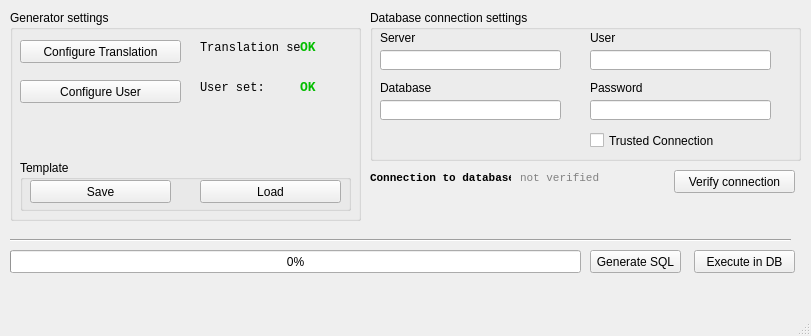
First picture: the form in forms/MainForm.ui, repository greshniksv/PBDatabaseGenerator, before the edit.
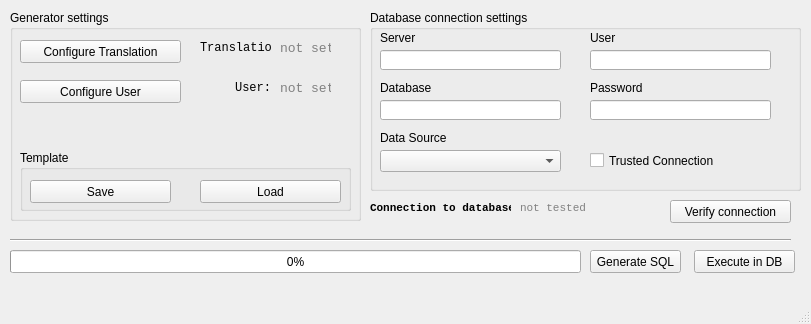
Second picture: the form after the edit.

Patch:
```diff
--- a/forms/MainForm.ui
+++ b/forms/MainForm.ui
@@ -7,7 +7,7 @@
     <x>0</x>
     <y>0</y>
     <width>811</width>
-    <height>336</height>
+    <height>324</height>
    </rect>
   </property>
   <property name="windowTitle">
@@ -72,7 +72,7 @@
       <x>370</x>
       <y>10</y>
       <width>431</width>
-      <height>151</height>
+      <height>181</height>
      </rect>
     </property>
     <property name="title">
@@ -174,7 +174,7 @@
      <property name="geometry">
       <rect>
        <x>220</x>
-       <y>120</y>
+       <y>140</y>
        <width>181</width>
        <height>21</height>
       </rect>
@@ -183,6 +183,29 @@
       <string>Trusted Connection</string>
      </property>
     </widget>
+    <widget class="QComboBox" name="cbDataSources">
+     <property name="geometry">
+      <rect>
+       <x>10</x>
+       <y>140</y>
+       <width>181</width>
+       <height>22</height>
+      </rect>
+     </property>
+    </widget>
+    <widget class="QLabel" name="label_8">
+     <property name="geometry">
+      <rect>
+       <x>10</x>
+       <y>120</y>
+       <width>71</width>
+       <height>16</height>
+      </rect>
+     </property>
+     <property name="text">
+      <string>Data Source</string>
+     </property>
+    </widget>
    </widget>
    <widget class="QGroupBox" name="groupBox_2">
     <property name="geometry">
@@ -201,7 +224,7 @@
       <rect>
        <x>190</x>
        <y>30</y>
-       <width>101</width>
+       <width>71</width>
        <height>16</height>
       </rect>
      </property>
@@ -211,15 +234,15 @@
       </font>
      </property>
      <property name="text">
-      <string>Translation set:</string>
+      <string>Translation:</string>
      </property>
     </widget>
     <widget class="QLabel" name="lblTranslation">
      <property name="geometry">
       <rect>
-       <x>290</x>
+       <x>270</x>
        <y>30</y>
-       <width>31</width>
+       <width>51</width>
        <height>16</height>
       </rect>
      </property>
@@ -230,18 +253,18 @@
       </font>
      </property>
      <property name="styleSheet">
-      <string notr="true">background-color : transparent; color : geen;</string>
+      <string notr="true">color : rgb(129, 129, 129);</string>
      </property>
      <property name="text">
-      <string>&lt;html&gt;&lt;head/&gt;&lt;body&gt;&lt;p&gt;&lt;span style=&quot; font-weight:600; color:#03bd00;&quot;&gt;OK&lt;/span&gt;&lt;/p&gt;&lt;/body&gt;&lt;/html&gt;</string>
+      <string>not set</string>
      </property>
     </widget>
     <widget class="QLabel" name="lblUser">
      <property name="geometry">
       <rect>
-       <x>290</x>
+       <x>270</x>
        <y>70</y>
-       <width>31</width>
+       <width>51</width>
        <height>16</height>
       </rect>
      </property>
@@ -252,18 +275,18 @@
       </font>
      </property>
      <property name="styleSheet">
-      <string notr="true">background-color : transparent; color : geen;</string>
+      <string notr="true">color : rgb(129, 129, 129);</string>
      </property>
      <property name="text">
-      <string>&lt;html&gt;&lt;head/&gt;&lt;body&gt;&lt;p&gt;&lt;span style=&quot; font-weight:600; color:#03bd00;&quot;&gt;OK&lt;/span&gt;&lt;/p&gt;&lt;/body&gt;&lt;/html&gt;</string>
+      <string>not set</string>
      </property>
     </widget>
     <widget class="QLabel" name="label_6">
      <property name="geometry">
       <rect>
-       <x>190</x>
+       <x>200</x>
        <y>70</y>
-       <width>101</width>
+       <width>61</width>
        <height>16</height>
       </rect>
      </property>
@@ -272,8 +295,14 @@
        <family>Consolas</family>
       </font>
      </property>
+     <property name="layoutDirection">
+      <enum>Qt::LeftToRight</enum>
+     </property>
      <property name="text">
-      <string>User set:</string>
+      <string>User:</string>
+     </property>
+     <property name="alignment">
+      <set>Qt::AlignRight|Qt::AlignTrailing|Qt::AlignVCenter</set>
      </property>
     </widget>
     <widget class="QPushButton" name="btnConfigureTranslation">
@@ -306,9 +335,9 @@
      <property name="geometry">
       <rect>
        <x>10</x>
-       <y>150</y>
+       <y>140</y>
        <width>331</width>
-       <height>51</height>
+       <height>61</height>
       </rect>
      </property>
      <property name="title">
@@ -318,7 +347,7 @@
       <property name="geometry">
        <rect>
         <x>10</x>
-        <y>20</y>
+        <y>30</y>
         <width>141</width>
         <height>23</height>
        </rect>
@@ -331,7 +360,7 @@
       <property name="geometry">
        <rect>
         <x>180</x>
-        <y>20</y>
+        <y>30</y>
         <width>141</width>
         <height>23</height>
        </rect>
@@ -346,7 +375,7 @@
     <property name="geometry">
      <rect>
       <x>370</x>
-      <y>170</y>
+      <y>200</y>
       <width>141</width>
       <height>16</height>
      </rect>
@@ -367,7 +396,7 @@
     <property name="geometry">
      <rect>
       <x>520</x>
-      <y>170</y>
+      <y>200</y>
       <width>81</width>
       <height>16</height>
      </rect>
@@ -379,17 +408,17 @@
      </font>
     </property>
     <property name="styleSheet">
-     <string notr="true">background-color : transparent; color : rgb(129, 129, 129);</string>
+     <string notr="true">color : rgb(129, 129, 129);</string>
     </property>
     <property name="text">
-     <string>not verified</string>
+     <string>not tested</string>
     </property>
    </widget>
    <widget class="QPushButton" name="btnVerifyConnection">
     <property name="geometry">
      <rect>
-      <x>674</x>
-      <y>170</y>
+      <x>670</x>
+      <y>200</y>
       <width>121</width>
       <height>23</height>
      </rect>
```
